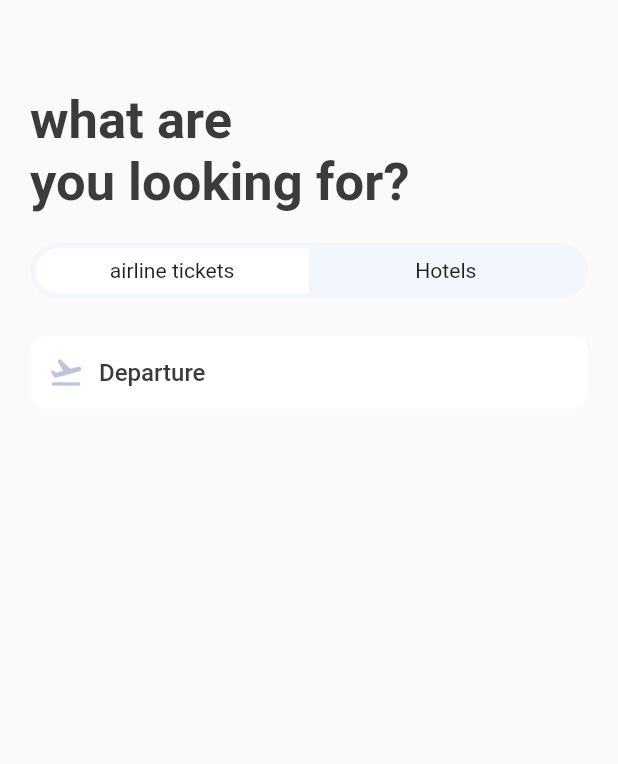
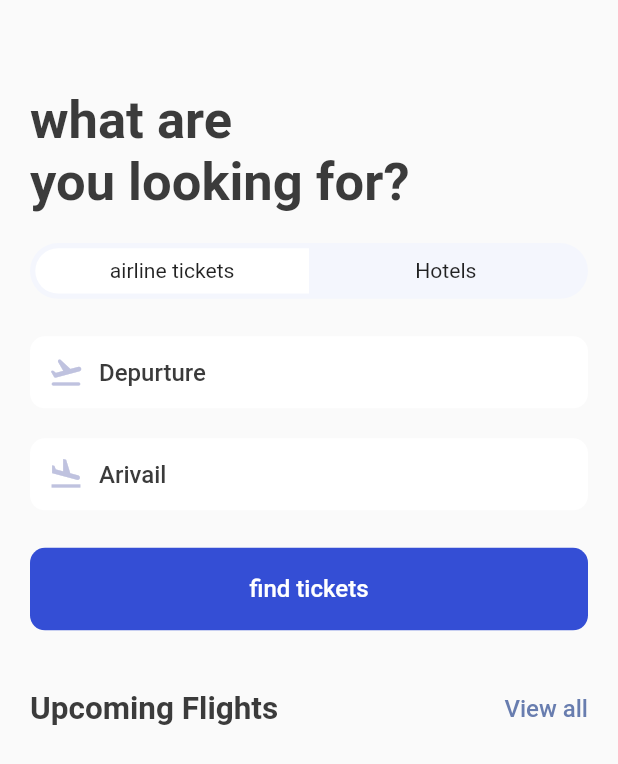
Before and after one commit to bloodscrown/ticket_app-1, a Flutter app: the SearchSceen screen opened directly, on a phone screen of 412 x 824 dp. Shown: the top 764 px of the screen. Run offline on Flutter 3.47's test engine with Material 2 defaults, Android fonts, the phone set to English and light mode, and no system bars; our stand-ins replace fluentui_icons, gap, get.

Commit message:
search screen half completed

```diff
--- a/lib/botom_bar.dart
+++ b/lib/botom_bar.dart
@@ -1,4 +1,5 @@
 import 'package:first_app/screens/home_screen.dart';
+import 'package:first_app/screens/search_screen.dart';
 import 'package:flutter/material.dart';
 import 'package:flutter/src/widgets/container.dart';
 import 'package:flutter/src/widgets/framework.dart';
@@ -15,7 +16,7 @@ class _BottomBarState extends State<BottomBar> {
   int _selectedIndex = 0;
   static final List<Widget> _widgetOptions = <Widget>[
     const HomeScreen(),
-    const Text("Search"),
+    const SearchSceen(),
     const Text("Ticket"),
     const Text("Profile"),
   ];
--- a/lib/screens/home_screen.dart
+++ b/lib/screens/home_screen.dart
@@ -3,6 +3,7 @@ import 'package:first_app/screens/ticket_view.dart';
 import 'package:first_app/uitles/app_style.dart';
 import 'package:first_app/uitles/list_tikcet_map.dart';
 import 'package:first_app/uitles/map_info_list.dart';
+import 'package:first_app/widgets/doubel_text-widget.dart';
 import 'package:flutter/material.dart';
 import 'package:gap/gap.dart';
 import 'package:fluentui_icons/fluentui_icons.dart';
@@ -67,23 +68,7 @@ class HomeScreen extends StatelessWidget {
                   ),
                 ),
                 const Gap(40),
-                Row(
-                  mainAxisAlignment: MainAxisAlignment.spaceBetween,
-                  children: [
-                    Text(
-                      "Upcoing Flights",
-                      style: Styles.headLinestyle2,
-                    ),
-                    InkWell(
-                      onTap: () {},
-                      child: Text(
-                        "view all",
-                        style: Styles.textStyle
-                            .copyWith(color: Styles.primaryColor),
-                      ),
-                    )
-                  ],
-                ),
+                const DoubelText(bigText: "Upcoming Flight", smallText: "View all")
               ],
             ),
           ),
@@ -98,25 +83,11 @@ class HomeScreen extends StatelessWidget {
           ),
           const Gap(15),
           Container(
-            padding: const EdgeInsets.symmetric(horizontal: 20),
-            child: Row(
-              mainAxisAlignment: MainAxisAlignment.spaceBetween,
-              children: [
-                Text(
-                  "Hotels",
-                  style: Styles.headLinestyle2,
-                ),
-                InkWell(
-                  onTap: () {},
-                  child: Text(
-                    "view all",
-                    style:
-                        Styles.textStyle.copyWith(color: Styles.primaryColor),
-                  ),
-                ),
-              ],
-            ),
-          ),
+              padding: const EdgeInsets.symmetric(horizontal: 20),
+              child: const DoubelText(
+                bigText: "Hotels",
+                smallText: "view all",
+              )),
           const Gap(15),
           SingleChildScrollView(
             padding: const EdgeInsets.only(left: 20),
--- a/lib/screens/hotel_screeen.dart
+++ b/lib/screens/hotel_screeen.dart
@@ -9,7 +9,6 @@ class HotelScreen extends StatelessWidget {
 
   @override
   Widget build(BuildContext context) {
-    print("the price is ${hotel["price"]}");
     final size = AppLayout.getSize(context);
     return Container(
       margin: const EdgeInsets.only(right: 17, top: 5),
--- a/lib/screens/search_screen.dart
+++ b/lib/screens/search_screen.dart
@@ -1,5 +1,7 @@
 import 'package:first_app/uitles/app_layout.dart';
 import 'package:first_app/uitles/app_style.dart';
+import 'package:first_app/widgets/doubel_text-widget.dart';
+import 'package:first_app/widgets/icon_text_widget.dart';
 import 'package:flutter/material.dart';
 import 'package:gap/gap.dart';
 
@@ -11,7 +13,8 @@ class SearchSceen extends StatelessWidget {
     final size = AppLayout.getSize(context);
     return Scaffold(
       body: ListView(
-      padding: EdgeInsets.symmetric(horizontal: 20, vertical: 20),
+        padding: EdgeInsets.symmetric(
+            horizontal: AppLayout.getWidth(20), vertical: 20),
         children: [
           const Gap(40),
           Text(
@@ -34,41 +37,47 @@ class SearchSceen extends StatelessWidget {
                   ),
                   Container(
                     decoration: BoxDecoration(
-                      borderRadius:
-                          BorderRadius.horizontal(right: Radius.circular(50)),
+                        borderRadius: BorderRadius.horizontal(
+                            right: Radius.circular(AppLayout.getHeight(50))),
                         color: Colors.transparent),
                     width: size.width * .44,
-                  padding: EdgeInsets.symmetric(vertical: 7),
+                    padding:
+                        EdgeInsets.symmetric(vertical: AppLayout.getHeight(7)),
                     child: Center(child: Text("Hotels")),
                   )
                 ],
               ),
-            padding: EdgeInsets.all(3.5),
+              padding: EdgeInsets.all(AppLayout.getHeight(3.5)),
               decoration: BoxDecoration(
-                borderRadius: BorderRadius.circular(50),
+                  borderRadius: BorderRadius.circular(AppLayout.getHeight(50)),
                   color: Color(0xFFF4F6Fd)),
             ),
           ),
-        Gap(25),
+          Gap(AppLayout.getHeight(25)),
+          const IconTextWidget(
+              icon: Icons.flight_takeoff_rounded, text: "Depurture"),
+          Gap(AppLayout.getHeight(20)),
+          const IconTextWidget(icon: Icons.flight_land, text: "Arivail"),
+          Gap(AppLayout.getHeight(25)),
           Container(
-          padding: EdgeInsets.symmetric(vertical: 12, horizontal: 12),
+              padding: EdgeInsets.symmetric(
+                  vertical: AppLayout.getHeight(18),
+                  horizontal: AppLayout.getWidth(15)),
               decoration: BoxDecoration(
-              borderRadius: BorderRadius.circular(10), color: Colors.white),
-          child: Row(
-            children: [
-              const Icon(
-                Icons.flight_takeoff_rounded,
-                color: Color(0xFFBFC2DF),
+                  borderRadius: BorderRadius.circular(10),
+                  color: Color(0XD91130CE)),
+              child: Center(
+                child: Text(
+                  "find tickets",
+                  style: Styles.textStyle.copyWith(
+                    color: Colors.white,
                   ),
-              Gap(AppLayout.getWidth(10)),
-              Text(
-                "Departure",
-                style: Styles.textStyle,
-              )
+                ),
+              )),
+          Gap(AppLayout.getHeight(40)),
+          const DoubelText(bigText: "Upcoming Flights", smallText: "View all")
         ],
       ),
-        )
-      ],
-    ));
+    );
   }
 }
--- /dev/null
+++ b/lib/widgets/doubel_text-widget.dart
@@ -0,0 +1,31 @@
+import 'package:flutter/material.dart';
+import 'package:flutter/src/widgets/container.dart';
+import 'package:flutter/src/widgets/framework.dart';
+
+import '../uitles/app_style.dart';
+
+class DoubelText extends StatelessWidget {
+  final String bigText;
+  final String smallText;
+  const DoubelText({super.key, required this.bigText, required this.smallText});
+
+  @override
+  Widget build(BuildContext context) {
+    return Row(
+      mainAxisAlignment: MainAxisAlignment.spaceBetween,
+      children: [
+        Text(
+          bigText,
+          style: Styles.headLinestyle2,
+        ),
+        InkWell(
+          onTap: () {},
+          child: Text(
+            smallText,
+            style: Styles.textStyle.copyWith(color: Styles.primaryColor),
+          ),
+        )
+      ],
+    );
+  }
+}
--- /dev/null
+++ b/lib/widgets/icon_text_widget.dart
@@ -0,0 +1,33 @@
+import 'package:flutter/material.dart';
+
+import '../uitles/app_layout.dart';
+import '../uitles/app_style.dart';
+import 'package:gap/gap.dart';
+
+class IconTextWidget extends StatelessWidget {
+  final IconData  icon;
+     final String  text;
+  const IconTextWidget({super.key, required this.icon, required this.text, });
+
+  @override
+  Widget build(BuildContext context) {
+    return Container(
+      padding: EdgeInsets.symmetric(vertical: 12, horizontal: 12),
+      decoration: BoxDecoration(
+          borderRadius: BorderRadius.circular(10), color: Colors.white),
+      child: Row(
+        children: [
+           Icon(
+            icon,
+            color: const Color(0xFFBFC2DF),
+          ),
+          Gap(AppLayout.getWidth(10)),
+          Text(
+            text,
+            style: Styles.textStyle,
+          )
+        ],
+      ),
+    );
+  }
+}
```
Lines whose indentation alone changed are shown as unchanged.
